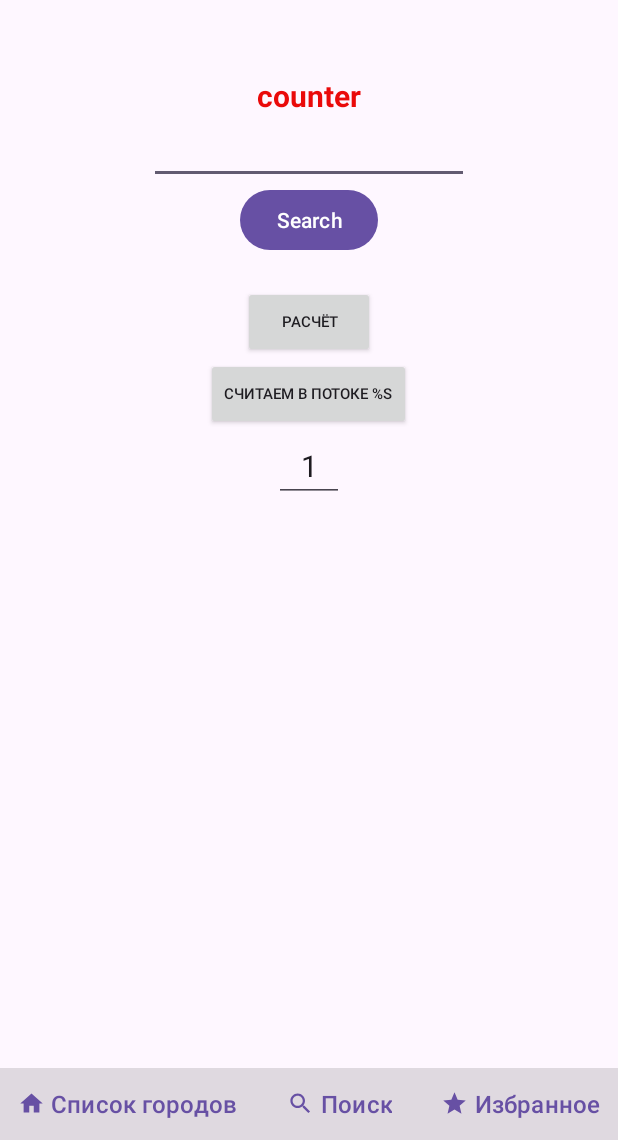
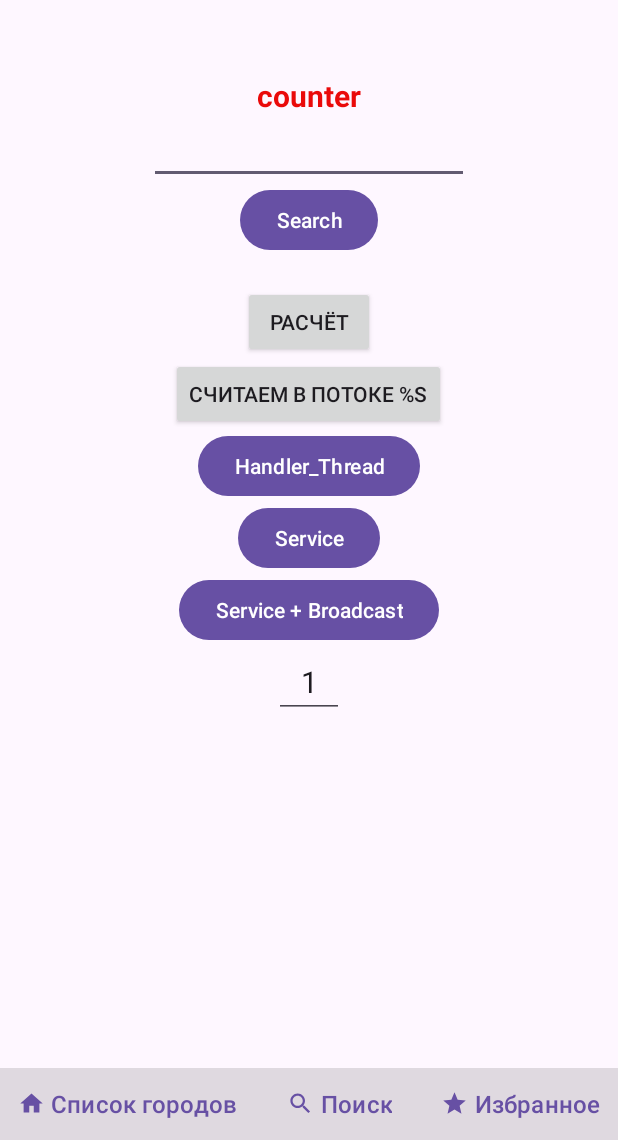
Before and after one commit to VladJT/GBWeatherApp, an Android app: the fragment SearchFragment placed in its activity, after a tap on an icon or button, on a phone screen of 412 x 824 dp, the part 96-1236 px from its top. Run offline under Robolectric (Android 15) with nearby library versions, the phone set to English and light mode, and no system bars; 3 other taps on this screen came first.

Commit message:
add BR + Services

```diff
--- a/app/src/main/java/jt/projects/gbweatherapp/MainActivity.kt
+++ b/app/src/main/java/jt/projects/gbweatherapp/MainActivity.kt
@@ -1,10 +1,13 @@
 package jt.projects.gbweatherapp
 
+import android.content.Intent
+import android.content.IntentFilter
 import android.os.Bundle
 import androidx.appcompat.app.AlertDialog
 import androidx.appcompat.app.AppCompatActivity
 import androidx.fragment.app.Fragment
 import jt.projects.gbweatherapp.databinding.ActivityMainBinding
+import jt.projects.gbweatherapp.memo.ExBroadcastReceiver
 import jt.projects.gbweatherapp.ui.favorites.FavoritesFragment
 import jt.projects.gbweatherapp.ui.home.HomeFragment
 import jt.projects.gbweatherapp.ui.search.SearchFragment
@@ -14,10 +17,12 @@ import jt.projects.gbweatherapp.viewmodel.SharedPref
 
 class MainActivity : AppCompatActivity() {
 
+    private val receiver = ExBroadcastReceiver()
     private lateinit var binding: ActivityMainBinding
 
     override fun onCreate(savedInstanceState: Bundle?) {
         super.onCreate(savedInstanceState)
+        registerReceiver(receiver, IntentFilter(Intent.ACTION_AIRPLANE_MODE_CHANGED))
 
         SharedPref.initSharedPreferencesContext(applicationContext)
         setTheme(SharedPref.getAppTheme())
@@ -33,6 +38,11 @@ class MainActivity : AppCompatActivity() {
         }
         initBottomMenu()
         initAppBarThemeSwitch()
+    }
+
+    override fun onDestroy() {
+        unregisterReceiver(receiver)
+        super.onDestroy()
     }
 
     private fun initAppBarThemeSwitch() {
--- a/app/src/main/java/jt/projects/gbweatherapp/ui/home/HomeFragment.kt
+++ b/app/src/main/java/jt/projects/gbweatherapp/ui/home/HomeFragment.kt
@@ -15,7 +15,6 @@ import jt.projects.gbweatherapp.R
 import jt.projects.gbweatherapp.databinding.FragmentHomeBinding
 import jt.projects.gbweatherapp.model.Weather
 import jt.projects.gbweatherapp.ui.weatherdetails.WeatherDetailsFragment
-import jt.projects.gbweatherapp.utils.OnItemViewClickListener
 import jt.projects.gbweatherapp.utils.showSnackBarShort
 import jt.projects.gbweatherapp.utils.showSnackBarWithAction
 import jt.projects.gbweatherapp.viewmodel.AppState
@@ -32,7 +31,7 @@ class HomeFragment : Fragment() {
     }
 
 
-    private val adapter = HomeFragmentAdapter(object : OnItemViewClickListener {
+    private val adapter = HomeFragmentAdapter(object : HomeFragmentAdapter.OnItemViewClickListener {
         override fun onItemViewClick(weather: Weather) {
             activity?.supportFragmentManager?.also { manager ->
                 val bundle = Bundle()
--- a/app/src/main/java/jt/projects/gbweatherapp/ui/home/HomeFragmentAdapter.kt
+++ b/app/src/main/java/jt/projects/gbweatherapp/ui/home/HomeFragmentAdapter.kt
@@ -7,11 +7,13 @@ import android.widget.TextView
 import androidx.recyclerview.widget.RecyclerView
 import jt.projects.gbweatherapp.R
 import jt.projects.gbweatherapp.model.Weather
-import jt.projects.gbweatherapp.utils.OnItemViewClickListener
-
 
 internal class HomeFragmentAdapter(private var onItemViewClickListener: OnItemViewClickListener?) :
     RecyclerView.Adapter<HomeFragmentAdapter.HomeViewHolder>() {
+
+    interface OnItemViewClickListener {
+        fun onItemViewClick(weather: Weather)
+    }
 
     var weatherData: List<Weather> = listOf()
 
--- a/app/src/main/java/jt/projects/gbweatherapp/ui/search/SearchFragment.kt
+++ b/app/src/main/java/jt/projects/gbweatherapp/ui/search/SearchFragment.kt
@@ -1,6 +1,12 @@
 package jt.projects.gbweatherapp.ui.search
 
+import android.content.BroadcastReceiver
+import android.content.Context
+import android.content.Intent
+import android.content.IntentFilter
 import android.os.Bundle
+import android.os.Handler
+import android.os.HandlerThread
 import android.view.LayoutInflater
 import android.view.View
 import android.view.ViewGroup
@@ -10,9 +16,15 @@ import androidx.lifecycle.Observer
 import androidx.lifecycle.ViewModelProvider
 import jt.projects.gbweatherapp.R
 import jt.projects.gbweatherapp.databinding.FragmentSearchBinding
-import jt.projects.gbweatherapp.utils.hideKeyboard
+import jt.projects.gbweatherapp.memo.MAIN_SERVICE_STRING_EXTRA
+import jt.projects.gbweatherapp.memo.Service
+import kotlinx.android.synthetic.main.fragment_search.*
 import java.util.*
 import java.util.concurrent.TimeUnit
+
+const val TEST_BROADCAST_INTENT_FILTER = "TEST BROADCAST INTENT FILTER"
+const val THREADS_FRAGMENT_BROADCAST_EXTRA = "THREADS_FRAGMENT_EXTRA"
+
 
 class SearchFragment : Fragment() {
 
@@ -24,6 +36,27 @@ class SearchFragment : Fragment() {
     companion object {
         fun newInstance() = SearchFragment()
     }
+
+    //Создаём свой BroadcastReceiver (получатель широковещательного сообщения)
+    private val testReceiver: BroadcastReceiver = object : BroadcastReceiver() {
+        override fun onReceive(context: Context, intent: Intent) {
+            //Достаём данные из интента
+            intent.getStringExtra(THREADS_FRAGMENT_BROADCAST_EXTRA)?.let {
+                binding.textViewThreads.text = "Получено: "+it
+            }
+        }
+    }
+
+    override fun onCreate(savedInstanceState: Bundle?) {
+        super.onCreate(savedInstanceState)
+        context?.registerReceiver(testReceiver, IntentFilter(TEST_BROADCAST_INTENT_FILTER))
+    }
+
+    override fun onDestroy() {
+        context?.unregisterReceiver(testReceiver)
+        super.onDestroy()
+    }
+
 
     override fun onCreateView(
         inflater: LayoutInflater,
@@ -45,6 +78,7 @@ class SearchFragment : Fragment() {
         //    viewModel.counter.observe(viewLifecycleOwner, observer)
 
 
+        // UI THREAD
         binding.buttonThreadsUi.setOnClickListener {
             binding.textViewThreads.text =
                 startCalculations(binding.editTextThreads.text.toString().toInt())
@@ -53,6 +87,7 @@ class SearchFragment : Fragment() {
             })
         }
 
+        // new THREAD
         binding.buttonThreads.setOnClickListener {
             Thread {
                 counterThread++
@@ -69,6 +104,61 @@ class SearchFragment : Fragment() {
                 }
 
             }.start()
+        }
+
+        // HandlerThread
+        val handlerThread = HandlerThread(getString(R.string.my_handler_thread))
+        handlerThread.start()
+        val handler = Handler(handlerThread.looper)
+        binding.buttonThreadHandler.setOnClickListener {
+            mainContainerThreads.addView(AppCompatTextView(it.context).apply {
+                text = String.format(
+                    getString(R.string.calculate_in_thread),
+                    handlerThread.name
+                )
+            })
+            handler.post {
+                val calcText = startCalculations(binding.editTextThreads.text.toString().toInt())
+                mainContainerThreads.post {
+                    binding.textViewThreads.text = calcText
+                    binding.mainContainerThreads.addView(AppCompatTextView(it.context).apply {
+                        text = String.format(
+                            getString(R.string.calculate_in_thread),
+                            Thread.currentThread().name
+                        )
+                    })
+                }
+            }
+        }//onclick
+
+        initServiceButton()
+        initServiceWithBroadcastButton()
+    }
+
+    private fun initServiceWithBroadcastButton() {
+        binding.serviceWithBroadcastButton.setOnClickListener {
+            context?.let {
+                it.startService(Intent(it, Service::class.java).apply {
+                    putExtra(
+                        MAIN_SERVICE_STRING_EXTRA,
+                        binding.editTextThreads.text.toString()
+                    )
+                })
+            }
+        }
+
+    }
+
+    private fun initServiceButton() {
+        binding.serviceButton.setOnClickListener {
+            context?.let {
+                it.startService(Intent(it, Service::class.java).apply {
+                    putExtra(
+                        MAIN_SERVICE_STRING_EXTRA,
+                        getString(R.string.hello_from_thread_fragment)
+                    )
+                })
+            }
         }
     }
 
--- a/app/src/main/res/layout/fragment_search.xml
+++ b/app/src/main/res/layout/fragment_search.xml
@@ -54,27 +54,47 @@
 
     <LinearLayout
         android:id="@+id/mainContainerThreads"
+        android:layout_width="match_parent"
+        android:layout_height="wrap_content"
         android:layout_marginTop="20dp"
         android:gravity="center_horizontal"
-        android:layout_width="match_parent"
-        android:layout_height="wrap_content"
         android:orientation="vertical"
         app:layout_constraintStart_toStartOf="parent"
         app:layout_constraintTop_toBottomOf="@id/buttonSearch">
+
         <androidx.appcompat.widget.AppCompatButton
             android:id="@+id/buttonThreadsUi"
             android:layout_width="wrap_content"
             android:layout_height="wrap_content"
             android:layout_weight="1"
-        android:text="@string/calculate"
-        android:textSize="10sp" />
+            android:text="@string/calculate" />
+
         <androidx.appcompat.widget.AppCompatButton
             android:id="@+id/buttonThreads"
             android:layout_width="wrap_content"
             android:layout_height="wrap_content"
             android:layout_weight="1"
-            android:text="@string/calculate_in_thread"
-            android:textSize="10sp" />
+            android:text="@string/calculate_in_thread" />
+
+        <Button
+            android:id="@+id/buttonThreadHandler"
+            android:layout_width="wrap_content"
+            android:layout_height="wrap_content"
+            android:text="@string/handler_thread" />
+
+        <Button
+            android:id="@+id/serviceButton"
+            android:layout_width="wrap_content"
+            android:layout_height="wrap_content"
+            android:text="@string/service" />
+
+        <Button
+            android:id="@+id/serviceWithBroadcastButton"
+            android:layout_width="wrap_content"
+            android:layout_height="wrap_content"
+            android:text="@string/service_broadcast" />
+
+
         <androidx.appcompat.widget.AppCompatEditText
             android:id="@+id/editTextThreads"
             android:layout_width="wrap_content"
@@ -85,14 +105,15 @@
             android:inputType="number"
             android:text="@string/default_number"
             android:textSize="20sp" />
+
         <androidx.appcompat.widget.AppCompatTextView
             android:id="@+id/textViewThreads"
             android:layout_width="wrap_content"
             android:layout_height="wrap_content"
             android:layout_weight="1"
             android:gravity="center_horizontal"
-            tools:text="0"
-            android:textSize="20sp" />
+            android:textSize="20sp"
+            tools:text="0" />
     </LinearLayout>
 
 </androidx.constraintlayout.widget.ConstraintLayout>
```
Also changed, not shown: app/src/main/AndroidManifest.xml (+12 -0 lines), app/src/main/java/jt/projects/gbweatherapp/memo/ExBroadcastReceiver.kt (added, +19 -0 lines), app/src/main/java/jt/projects/gbweatherapp/memo/Service.kt (added, +48 -0 lines), app/src/main/java/jt/projects/gbweatherapp/utils/OnItemViewClickListener.kt (deleted, +0 -7 lines). Lines whose indentation alone changed are shown as unchanged.
